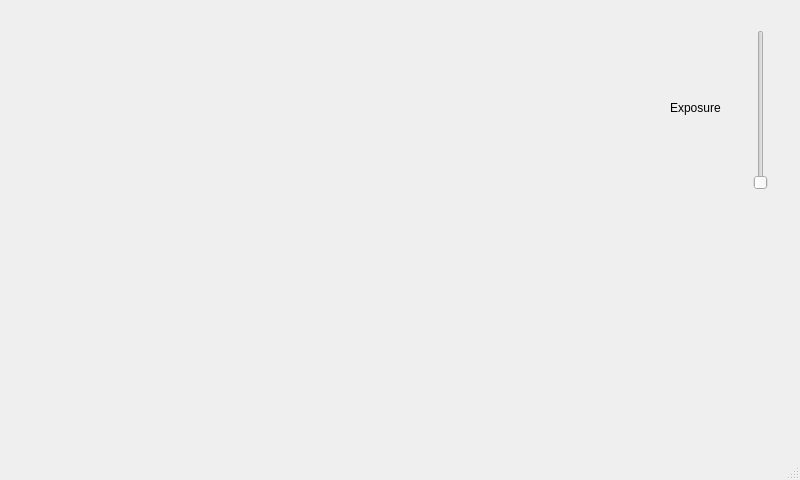
This is ulc_mm_package/QtGUI/liveview.ui in czbiohub-sf/ulc-malaria-scope as Qt 5 draws it before an edit. The edited form follows.
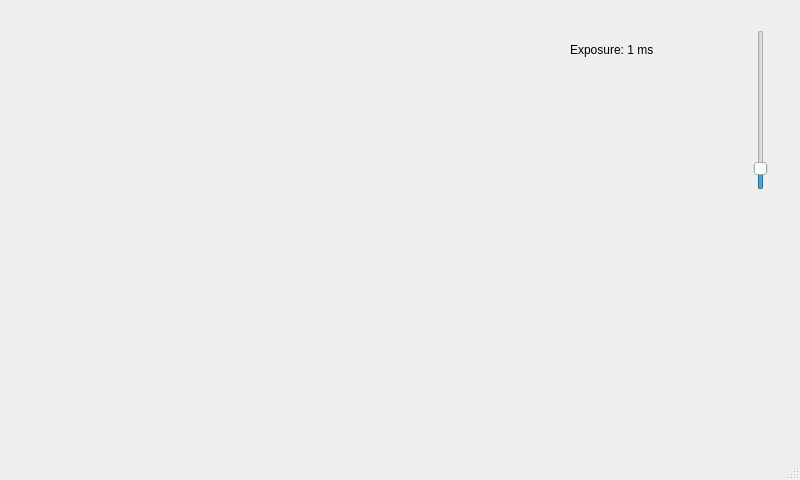
This is the edited form.

Diff of the .ui file:
```diff
--- a/ulc_mm_package/QtGUI/liveview.ui
+++ b/ulc_mm_package/QtGUI/liveview.ui
@@ -30,14 +30,14 @@
    <widget class="QLabel" name="label">
     <property name="geometry">
      <rect>
-      <x>670</x>
-      <y>100</y>
-      <width>60</width>
-      <height>16</height>
+      <x>570</x>
+      <y>40</y>
+      <width>141</width>
+      <height>20</height>
      </rect>
     </property>
     <property name="text">
-     <string>Exposure</string>
+     <string>Exposure: 1 ms</string>
     </property>
    </widget>
    <widget class="QSlider" name="verticalSlider">
@@ -53,11 +53,14 @@
      <number>10</number>
     </property>
     <property name="maximum">
-     <number>80000</number>
+     <number>10000</number>
     </property>
     <property name="singleStep">
      <number>100</number>
     </property>
+    <property name="sliderPosition">
+     <number>1000</number>
+    </property>
     <property name="orientation">
      <enum>Qt::Vertical</enum>
     </property>
```
Left out of the diff: 4 changed lines with no effect on the pictures.
